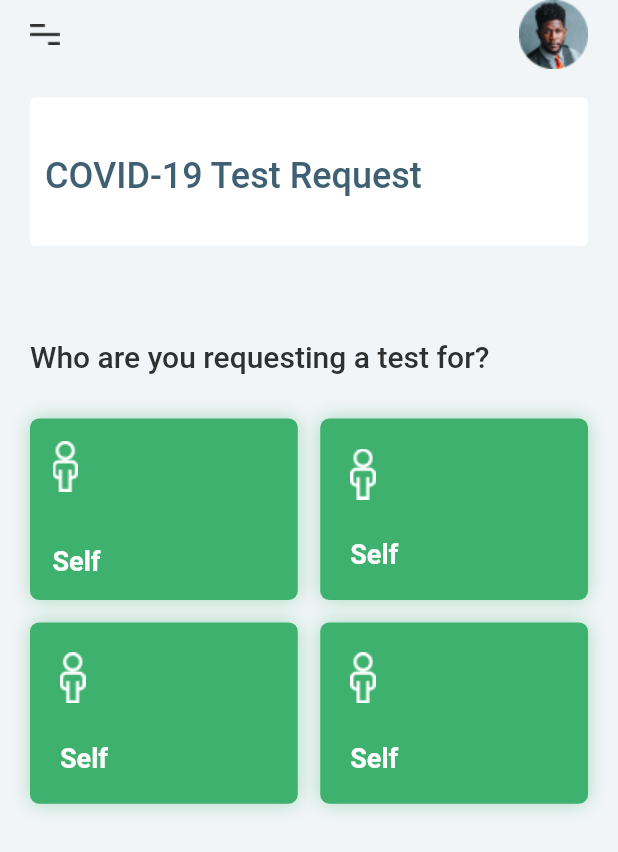
After one commit to feMoraes0/covid-test-booking, a Flutter app: the DetailsRequest screen opened by its route, on a phone screen of 412 x 824 dp. The commit adds this screen. Shown: the top 852 px of the screen. Run offline on Flutter 3.47's test engine with Material 2 defaults, Android fonts, the phone set to English and light mode, and no system bars; Roboto replaces fonts that are missing (Avenir).

Commit message:
feat(screens): request created

```diff
--- a/lib/components/text_card.dart
+++ b/lib/components/text_card.dart
@@ -17,7 +17,10 @@ class TextCard extends StatelessWidget {
       margin: const EdgeInsets.only(
         bottom: 22.0,
       ),
-      color: Colors.white,
+      decoration: BoxDecoration(
+        color: Colors.white,
+        borderRadius: BorderRadius.circular(4.0),
+      ),
       child: Text(
         this.text,
         style: TextStyle(
--- a/lib/main.dart
+++ b/lib/main.dart
@@ -1,3 +1,4 @@
+import 'package:covidapp/screens/details/request.dart';
 import 'package:covidapp/screens/home.dart';
 import 'package:covidapp/screens/login.dart';
 import 'package:covidapp/screens/register.dart';
@@ -19,6 +20,7 @@ class MyApp extends StatelessWidget {
         'login': (context) => Login(),
         'register': (context) => Register(),
         'home': (context) => Home(),
+        'details-request': (context) => DetailsRequest(),
       },
       home: Login(),
     );
--- /dev/null
+++ b/lib/screens/details/request.dart
@@ -0,0 +1,221 @@
+import 'package:covidapp/components/custom_header.dart';
+import 'package:covidapp/components/text_card.dart';
+import 'package:flutter/material.dart';
+
+class DetailsRequest extends StatelessWidget {
+  @override
+  Widget build(BuildContext context) {
+    Size screen = MediaQuery.of(context).size;
+    ThemeData theme = Theme.of(context);
+    return Scaffold(
+      backgroundColor: theme.backgroundColor,
+      body: SafeArea(
+        bottom: false,
+        child: Padding(
+          padding: const EdgeInsets.symmetric(
+            horizontal: 20.0,
+          ),
+          child: Column(
+            crossAxisAlignment: CrossAxisAlignment.start,
+            children: <Widget>[
+              CustomHeader(),
+              Container(
+                width: screen.width,
+                margin: const EdgeInsets.only(
+                  top: 19.0,
+                  bottom: 40.0,
+                ),
+                child: TextCard(
+                  text: 'COVID-19 Test Request',
+                ),
+              ),
+              Container(
+                child: Text(
+                  'Who are you requesting a test for?',
+                  style: TextStyle(
+                    fontFamily: 'Avenir',
+                    fontWeight: FontWeight.w500,
+                    fontSize: 20.0,
+                    color: Color(0xFF2F2F2F),
+                  ),
+                ),
+              ),
+              Container(
+                margin: const EdgeInsets.only(
+                  top: 30.0,
+                ),
+                height: 260,
+                width: screen.width,
+                child: GridView.count(
+                  physics: NeverScrollableScrollPhysics(),
+                  crossAxisCount: 2,
+                  mainAxisSpacing: 15.0,
+                  crossAxisSpacing: 15.0,
+                  childAspectRatio: 155 / 105,
+                  children: <Widget>[
+                    Container(
+                      padding: const EdgeInsets.all(
+                        15.0,
+                      ),
+                      decoration: BoxDecoration(
+                        color: Color(0xFF3EB16E),
+                        borderRadius: BorderRadius.circular(
+                          6.0,
+                        ),
+                        boxShadow: [
+                          BoxShadow(
+                            color: Color.fromRGBO(62, 177, 110, 0.399913),
+                            blurRadius: 10.0,
+                            offset: Offset(0, 0),
+                          ),
+                        ],
+                      ),
+                      height: 50.0,
+                      child: Column(
+                        crossAxisAlignment: CrossAxisAlignment.start,
+                        mainAxisAlignment: MainAxisAlignment.spaceBetween,
+                        children: <Widget>[
+                          Container(
+                            child: Image(
+                              image: AssetImage('images/icon_person.png'),
+                            ),
+                          ),
+                          Text(
+                            'Self',
+                            style: TextStyle(
+                              fontFamily: 'Avenir',
+                              fontWeight: FontWeight.w600,
+                              fontSize: 18.0,
+                              color: Colors.white,
+                            ),
+                          ),
+                        ],
+                      ),
+                    ),
+                    Container(
+                      padding: const EdgeInsets.all(
+                        20.0,
+                      ),
+                      decoration: BoxDecoration(
+                        color: Color(0xFF3EB16E),
+                        borderRadius: BorderRadius.circular(
+                          6.0,
+                        ),
+                        boxShadow: [
+                          BoxShadow(
+                            color: Color.fromRGBO(62, 177, 110, 0.399913),
+                            blurRadius: 10.0,
+                            offset: Offset(0, 0),
+                          ),
+                        ],
+                      ),
+                      height: 50.0,
+                      child: Column(
+                        crossAxisAlignment: CrossAxisAlignment.start,
+                        mainAxisAlignment: MainAxisAlignment.spaceBetween,
+                        children: <Widget>[
+                          Container(
+                            child: Image(
+                              image: AssetImage('images/icon_person.png'),
+                            ),
+                          ),
+                          Text(
+                            'Self',
+                            style: TextStyle(
+                              fontFamily: 'Avenir',
+                              fontWeight: FontWeight.w600,
+                              fontSize: 18.0,
+                              color: Colors.white,
+                            ),
+                          ),
+                        ],
+                      ),
+                    ),
+                    Container(
+                      padding: const EdgeInsets.all(
+                        20.0,
+                      ),
+                      decoration: BoxDecoration(
+                        color: Color(0xFF3EB16E),
+                        borderRadius: BorderRadius.circular(
+                          6.0,
+                        ),
+                        boxShadow: [
+                          BoxShadow(
+                            color: Color.fromRGBO(62, 177, 110, 0.399913),
+                            blurRadius: 10.0,
+                            offset: Offset(0, 0),
+                          ),
+                        ],
+                      ),
+                      height: 50.0,
+                      child: Column(
+                        crossAxisAlignment: CrossAxisAlignment.start,
+                        mainAxisAlignment: MainAxisAlignment.spaceBetween,
+                        children: <Widget>[
+                          Container(
+                            child: Image(
+                              image: AssetImage('images/icon_person.png'),
+                            ),
+                          ),
+                          Text(
+                            'Self',
+                            style: TextStyle(
+                              fontFamily: 'Avenir',
+                              fontWeight: FontWeight.w600,
+                              fontSize: 18.0,
+                              color: Colors.white,
+                            ),
+                          ),
+                        ],
+                      ),
+                    ),
+                    Container(
+                      padding: const EdgeInsets.all(
+                        20.0,
+                      ),
+                      decoration: BoxDecoration(
+                        color: Color(0xFF3EB16E),
+                        borderRadius: BorderRadius.circular(
+                          6.0,
+                        ),
+                        boxShadow: [
+                          BoxShadow(
+                            color: Color.fromRGBO(62, 177, 110, 0.399913),
+                            blurRadius: 10.0,
+                            offset: Offset(0, 0),
+                          ),
+                        ],
+                      ),
+                      height: 50.0,
+                      child: Column(
+                        crossAxisAlignment: CrossAxisAlignment.start,
+                        mainAxisAlignment: MainAxisAlignment.spaceBetween,
+                        children: <Widget>[
+                          Container(
+                            child: Image(
+                              image: AssetImage('images/icon_person.png'),
+                            ),
+                          ),
+                          Text(
+                            'Self',
+                            style: TextStyle(
+                              fontFamily: 'Avenir',
+                              fontWeight: FontWeight.w600,
+                              fontSize: 18.0,
+                              color: Colors.white,
+                            ),
+                          ),
+                        ],
+                      ),
+                    ),
+                  ],
+                ),
+              ),
+            ],
+          ),
+        ),
+      ),
+    );
+  }
+}
--- a/lib/screens/home.dart
+++ b/lib/screens/home.dart
@@ -52,8 +52,13 @@ class Home extends StatelessWidget {
               ),
               child: ListView(
                 children: <Widget>[
-                  TextCard(
-                    text: 'COVID-19 Test Request',
+                  GestureDetector(
+                    onTap: () {
+                      Navigator.pushNamed(context, 'details-request');
+                    },
+                    child: TextCard(
+                      text: 'COVID-19 Test Request',
+                    ),
                   ),
                   TextCard(
                     text: 'COVID-19 Prevention',
```
Also changed, not shown: images/icon_person.png (added).
